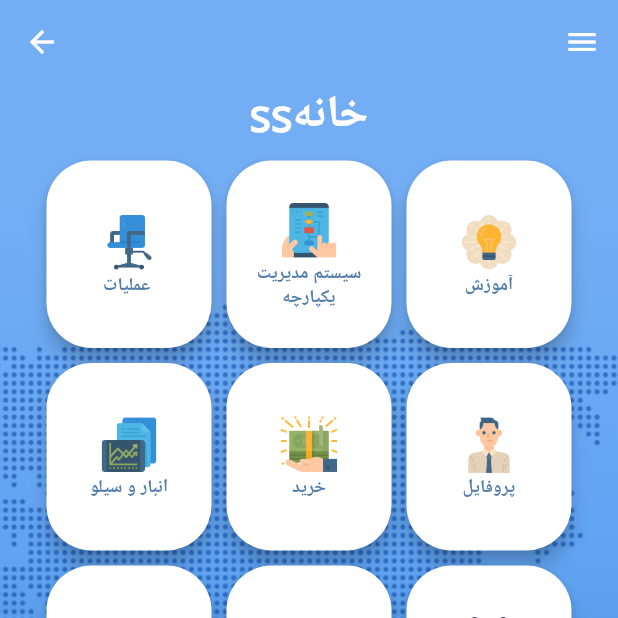
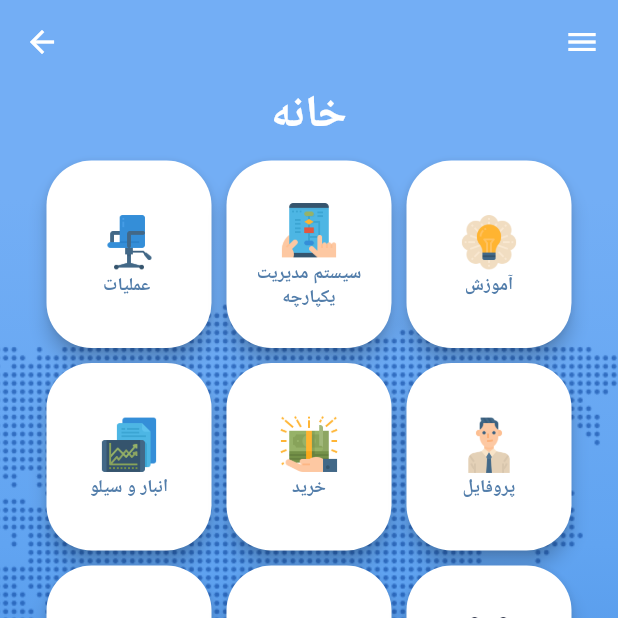
Before and after one commit to ELDERGARLIC/POS, a Flutter app: the HomePage screen opened by its route, on a phone screen of 412 x 824 dp, the top half of it. Run offline on Flutter 3.47's test engine with Material 2 defaults, Android fonts, the light colour scheme and no system bars; our stand-ins replace flutter_spinkit, shared_preferences; accounts and stored records are empty.

```diff
--- a/lib/screens/home_page.dart
+++ b/lib/screens/home_page.dart
@@ -116,7 +116,7 @@ class _HomePageState extends State<HomePage> {
                     children: <Widget>[
                       Center(
                         child: Text(
-                          'ssخانه',
+                          'خانه',
                           style: TextStyle(
                             color: Colors.white,
                             fontFamily: 'OpenSans',
```
